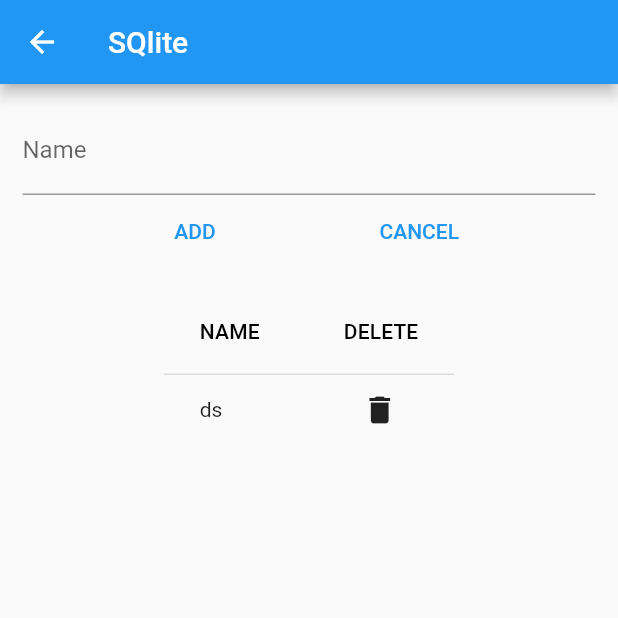
After one commit to zakaria90024/deeplaid_apps_models, a Flutter app: the DBTestPage screen opened directly, after a tap on "ADD", on a phone screen of 412 x 824 dp, the top half of it. The commit adds this screen. Run offline on Flutter 3.47's test engine with Material 2 defaults, Android fonts, the phone set to English and light mode, and no system bars; our stand-ins replace fluttertoast, sqflite; accounts and stored records are empty.

Commit message:
day2 - 19-Feb-2023, 20Feb- Otp, Post Request, 22-DashBoard Design full end.
26-Feb-2023 - Sync Page added. Doctor database Created.

```diff
--- /dev/null
+++ b/lib/model/doctor_model.dart
@@ -0,0 +1,24 @@
+class DoctorModel {
+  String? mpo;
+  String? strCustomerName;
+  String? strPhone;
+  String? straddress;
+
+  DoctorModel(this.mpo, this.strCustomerName, this.straddress, this.strPhone);
+
+  Map<String, dynamic> toMap() {
+    var map = <String, dynamic>{
+      'mpo': mpo,
+      'doctorName': strCustomerName,
+      'doctorAddress': straddress,
+      'doctorPhone': strPhone,
+    };
+    return map;
+  }
+
+  DoctorModel.fromMap(Map<String, dynamic> res)
+      : mpo = res["mpo"],
+        strCustomerName = res["doctorName"],
+        straddress = res["doctorAddress"],
+        strPhone = res["doctorPhone"];
+}
--- a/lib/otp_deeplaid_apps/otp.dart
+++ b/lib/otp_deeplaid_apps/otp.dart
@@ -29,19 +29,22 @@ class _otpModelState extends State<otpModel> {
     Services.getValidNumber(_numberController.text).then((result) {
       userID = result;
 
-      if (userID.isNotEmpty) {
-        print("else if called $userID");
+
       Navigator.push(
           context,
           MaterialPageRoute(
               builder: (context) => const Login(
                 title: "_number",
               )));
-        _numberController.clear();
-        userID = "";
-      }else if(userID.isEmpty){
-        Fluttertoast.showToast(msg: "Invalid Mobile Number");
-      }
+
+      // if (userID.isNotEmpty) {
+      //   print("else if called $userID");
+      //
+      //   _numberController.clear();
+      //   userID = "";
+      // }else if(userID.isEmpty){
+      //   Fluttertoast.showToast(msg: "Invalid Mobile Number");
+      // }
 
       //print("from name $userID");
     });
--- /dev/null
+++ b/lib/sqlite_crud.dart
@@ -0,0 +1,182 @@
+import 'package:deeplaid_apps_models/model/doctor_model.dart';
+import 'package:deeplaid_apps_models/sqlitehelper_deeplaid_apps/sqlitehelper.dart';
+import 'package:flutter/material.dart';
+import 'dart:async';
+
+class DBTestPage extends StatefulWidget {
+  final String title;
+
+  DBTestPage({Key? key, required this.title}) : super(key: key);
+
+  @override
+  State<StatefulWidget> createState() {
+    return _DBTestPageState();
+  }
+}
+
+class _DBTestPageState extends State<DBTestPage> {
+  //
+  late Future<List<DoctorModel>> employees;
+  TextEditingController controller = TextEditingController();
+  late String name;
+  late String curUserId;
+
+  final formKey = GlobalKey<FormState>();
+  var dbHelper;
+  late bool isUpdating;
+
+  @override
+  void initState() {
+    super.initState();
+    dbHelper = DBHelper();
+    isUpdating = false;
+    refreshList();
+  }
+
+  refreshList() {
+    setState(() {
+      employees = dbHelper!.getEmployees();
+    });
+  }
+
+  clearName() {
+    controller.text = '';
+  }
+
+  validate() {
+    // if (formKey.currentState.validate()) {
+    formKey.currentState?.save();
+    if (isUpdating) {
+      DoctorModel e = DoctorModel("ds", "sdf", "fsdf", name);
+      dbHelper.update(e);
+      setState(() {
+        isUpdating = false;
+      });
+    } else {
+      DoctorModel e = DoctorModel("ds", "sdf", "sdfsd", name);
+      dbHelper.save(e);
+    }
+    clearName();
+    refreshList();
+    //}
+  }
+
+  form() {
+    return Form(
+      key: formKey,
+      child: Padding(
+        padding: EdgeInsets.all(15.0),
+        child: Column(
+          mainAxisAlignment: MainAxisAlignment.center,
+          mainAxisSize: MainAxisSize.min,
+          verticalDirection: VerticalDirection.down,
+          children: <Widget>[
+            TextFormField(
+              controller: controller,
+              keyboardType: TextInputType.text,
+              decoration: const InputDecoration(labelText: 'Name'),
+              validator: (val) => val?.length == 0 ? 'Enter Name' : null,
+              onSaved: (val) => name = val!,
+            ),
+            Row(
+              mainAxisAlignment: MainAxisAlignment.spaceEvenly,
+              children: <Widget>[
+                TextButton(
+                  onPressed: validate,
+                  child: Text(isUpdating ? 'UPDATE' : 'ADD'),
+                ),
+                TextButton(
+                  onPressed: () {
+                    setState(() {
+                      isUpdating = false;
+                    });
+                    clearName();
+                  },
+                  child: const Text('CANCEL'),
+                )
+              ],
+            ),
+          ],
+        ),
+      ),
+    );
+  }
+
+  SingleChildScrollView dataTable(List<DoctorModel> employees) {
+    return SingleChildScrollView(
+      scrollDirection: Axis.vertical,
+      child: DataTable(
+        columns: const [
+          DataColumn(
+            label: Text('NAME'),
+          ),
+          DataColumn(
+            label: Text('DELETE'),
+          )
+        ],
+        rows: employees
+            .map(
+              (employee) => DataRow(cells: [
+                DataCell(
+                  Text("${employee.mpo}"),
+                  onTap: () {
+                    setState(() {
+                      isUpdating = true;
+                      curUserId = employee.mpo!;
+                    });
+                    controller.text = employee.strCustomerName!;
+                  },
+                ),
+                DataCell(IconButton(
+                  icon: Icon(Icons.delete),
+                  onPressed: () {
+                    dbHelper.delete(employee.mpo);
+                    refreshList();
+                  },
+                )),
+              ]),
+            )
+            .toList(),
+      ),
+    );
+  }
+
+  list() {
+    return Expanded(
+      child: FutureBuilder(
+        future: employees,
+        builder: (context, snapshot) {
+          if (snapshot.hasData) {
+            return dataTable(snapshot.data as List<DoctorModel>);
+          }
+
+          if (null == snapshot.data) {
+            return const Text("No Data Found");
+          }
+
+          return const CircularProgressIndicator();
+        },
+      ),
+    );
+  }
+
+  @override
+  Widget build(BuildContext context) {
+    return Scaffold(
+      appBar: AppBar(
+        title: const Text('SQlite'),
+      ),
+      body: Container(
+        child: Column(
+          mainAxisAlignment: MainAxisAlignment.start,
+          mainAxisSize: MainAxisSize.min,
+          verticalDirection: VerticalDirection.down,
+          children: <Widget>[
+            form(),
+            list(),
+          ],
+        ),
+      ),
+    );
+  }
+}
--- /dev/null
+++ b/lib/sqlitehelper_deeplaid_apps/sqlitehelper.dart
@@ -0,0 +1,102 @@
+import 'dart:async';
+import 'dart:io' as io;
+import 'package:deeplaid_apps_models/model/doctor_model.dart';
+import 'package:path/path.dart';
+import 'package:sqflite/sqflite.dart';
+import 'package:path_provider/path_provider.dart';
+
+class DBHelper {
+  static Database? _db;
+  //static const String ID = 'id';
+  //static const String NAME = 'name';
+  static const String DB_NAME = 'deeplaiddb';
+  static const String TABLE_DOCTOR_LIST = 'DOCTOR';
+
+
+  //for Doctor list table
+  static const String ID = "id";
+  static const String MPO = "mpo";
+  static const String DOCTORNAME = "doctorName";
+  static const String DOCTORADDRESS = "doctorAddress";
+  static const String DOCTORPHONE = "doctorPhone";
+
+
+
+  Future<Database?> get db async {
+    if (_db != null) {
+      return _db;
+    }
+    _db = await initDb();
+    return _db;
+  }
+
+  initDb() async {
+    io.Directory documentsDirectory = await getApplicationDocumentsDirectory();
+    String path = join(documentsDirectory.path, DB_NAME);
+    var db = await openDatabase(path, version: 1, onCreate: _onCreate);
+    return db;
+  }
+
+  _onCreate(Database db, int version) async {
+    // await db
+    //     .execute("CREATE TABLE $TABLE ($ID INTEGER PRIMARY KEY, $NAME TEXT)");
+    // private static final String CREATE_DOCTOR_TABLE = " CREATE TABLE " + TABLE_DOCTOR_LIST +
+    //
+    //     "( " + ID + " INTEGER PRIMARY KEY  AUTOINCREMENT NOT NULL," + MPO + " TEXT ," + DOCTORNAME + " TEXT," + DOCTORADDRESS + " TEXT ," + DOCTORPHONE + " TEXT )";
+    //
+    //
+    await db.execute("CREATE TABLE $TABLE_DOCTOR_LIST ($ID INTEGER PRIMARY KEY AUTOINCREMENT NOT NULL, $MPO TEXT, $DOCTORNAME TEXT, $DOCTORADDRESS TEXT, $DOCTORPHONE TEXT)");
+  }
+
+  Future<DoctorModel> save(DoctorModel doctors) async {
+    var dbClient = await db;
+    //doctors.id = await dbClient?.insert(TABLE_DOCTOR_LIST, doctors.toMap());
+    doctors.mpo = (await dbClient?.insert(TABLE_DOCTOR_LIST, doctors.toMap())) as String?;
+    doctors.strCustomerName = (await dbClient?.insert(TABLE_DOCTOR_LIST, doctors.toMap())) as String?;
+    doctors.strPhone = (await dbClient?.insert(TABLE_DOCTOR_LIST, doctors.toMap())) as String?;
+    doctors.straddress = (await dbClient?.insert(TABLE_DOCTOR_LIST, doctors.toMap())) as String?;
+    return doctors;
+    /*
+    await dbClient.transaction((txn) async {
+      var query = "INSERT INTO $TABLE ($NAME) VALUES ('" + employee.name + "')";
+      return await txn.rawInsert(query);
+    });
+    */
+  }
+
+
+
+  Future<List<DoctorModel>> getEmployees() async {
+    await db;
+    final List<Map<String, Object?>> QueryResult = await _db!.rawQuery('SELECT * FROM $TABLE_DOCTOR_LIST');
+    return QueryResult.map((e) => DoctorModel.fromMap(e)).toList();
+  }
+  // Future<List<Employee>> getEmployees() async {
+  //   var dbClient = await db;
+  //   List<Map> maps = await dbClient.query(TABLE, columns: [ID, NAME]);
+  //   //List<Map> maps = await dbClient.rawQuery("SELECT * FROM $TABLE");
+  //   List<Employee> employees = [];
+  //   if (maps.length > 0) {
+  //     for (int i = 0; i < maps.length; i++) {
+  //       employees.add(Employee.fromMap(maps[i]));
+  //     }
+  //   }
+  //   return employees;
+  // }
+
+  Future<int?> delete(String mpo) async {
+    var dbClient = await db;
+    return await dbClient?.delete(TABLE_DOCTOR_LIST, where: '$MPO = ?', whereArgs: [mpo]);
+  }
+
+  Future<int?> update(DoctorModel doctors) async {
+    var dbClient = await db;
+    return await dbClient?.update(TABLE_DOCTOR_LIST, doctors.toMap(),
+        where: '$MPO = ?', whereArgs: [doctors.mpo]);
+  }
+
+  Future close() async {
+    var dbClient = await db;
+    dbClient?.close();
+  }
+}
--- a/lib/sync_deeplaid_apps/sync.dart
+++ b/lib/sync_deeplaid_apps/sync.dart
@@ -1,5 +1,7 @@
 import 'package:flutter/cupertino.dart';
 import 'package:flutter/material.dart';
+
+import '../sqlite_crud.dart';
 
 class Sync extends StatefulWidget {
   const Sync({Key? key}) : super(key: key);
@@ -70,10 +72,15 @@ class _SyncState extends State<Sync> {
                               height: deviceHight * 0.30,
                               width: deviceWidth * 0.65,
                               child: Center(
-                                child: Text(
-                                  "Doctor Update",
-                                  style:
-                                      TextStyle(fontWeight: FontWeight.normal),
+                                child: GestureDetector(
+                                  onTap: (){
+                                    Navigator.push((context), MaterialPageRoute(builder: (context)=>DBTestPage(title: 'title',)));
+                                  },
+                                  child:Text(
+                                    "Doctor Update",
+                                    style:
+                                    TextStyle(fontWeight: FontWeight.normal),
+                                  )
                                 ),
                               ),
                             ),
--- a/pubspec.yaml
+++ b/pubspec.yaml
@@ -38,6 +38,8 @@ dependencies:
   fluttertoast: ^8.1.1
   url_launcher: ^6.1.9
   http: ^0.13.5
+  sqflite: ^2.2.5
+  path_provider: ^2.0.13
 
 dev_dependencies:
   flutter_test:
```
Also changed, not shown: pubspec.lock, 1 other file. Lines whose indentation alone changed are shown as unchanged.
